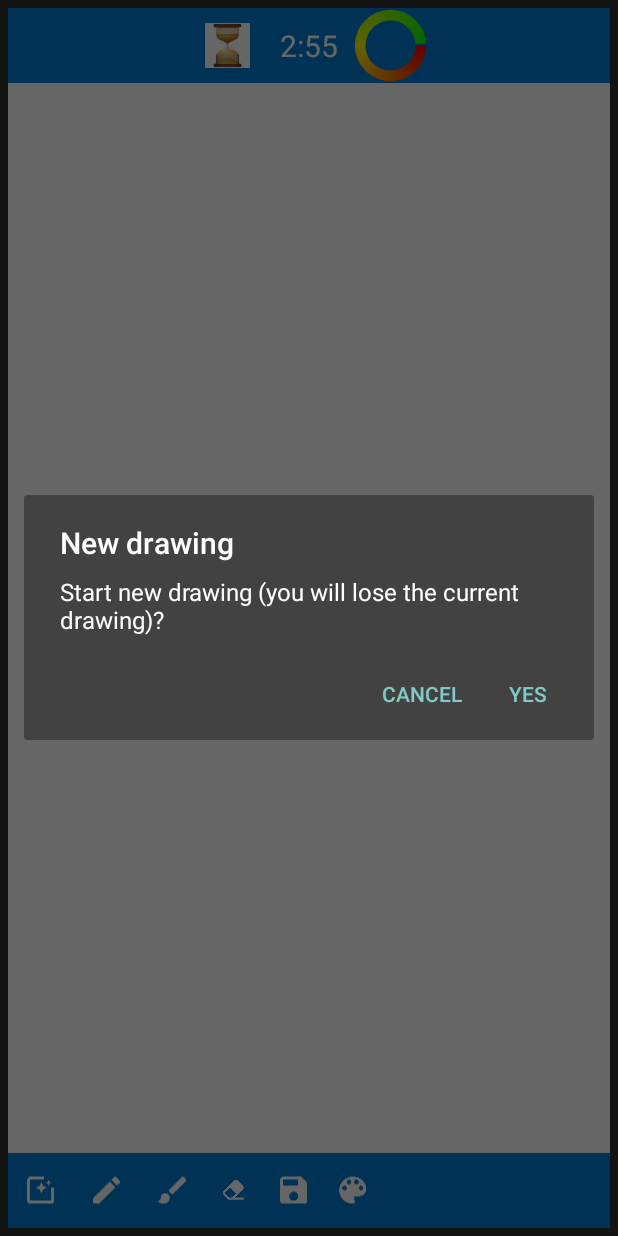
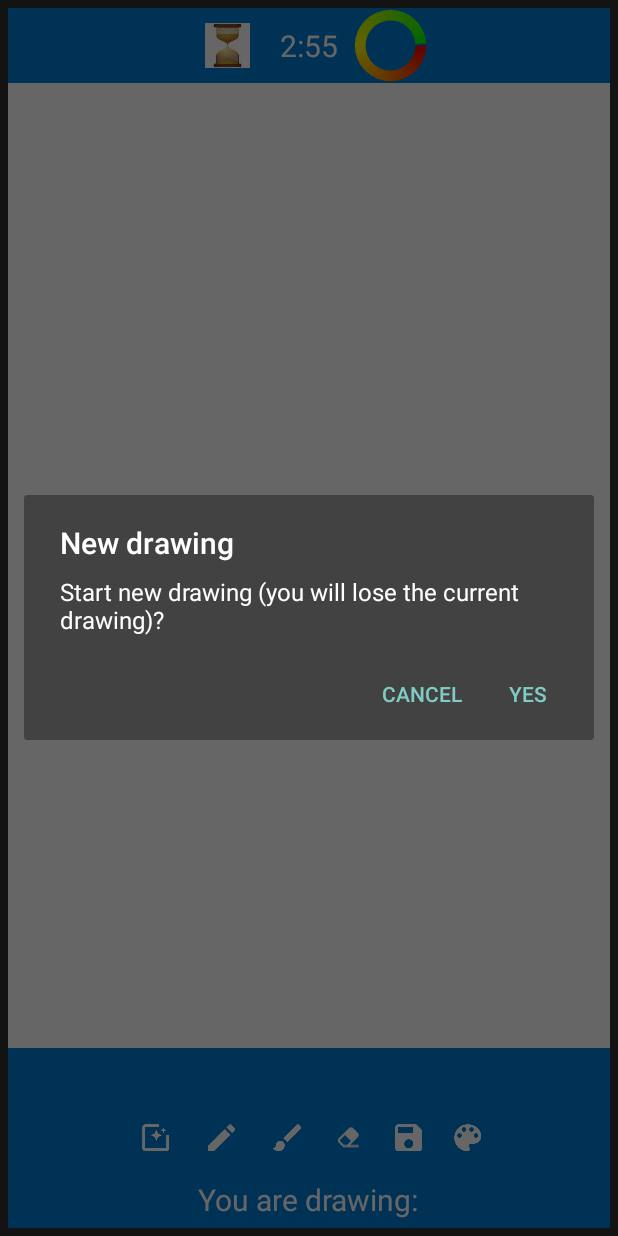
Before and after one commit to OmerKhureshi/CSC780, an Android app: the DrawingActivity screen opened directly, with no data from a screen before it, after a tap on "New", on a phone screen of 412 x 824 dp. Run offline under Robolectric (Android 15) with nearby library versions, the phone set to English and light mode, and no system bars; network calls fail; 4 statements that could not run were skipped.

Commit message:
Added back button handling in difficulty activity fixed a bug in timer, displayed a word on drawingActivity

```diff
--- a/DrawSome/app/src/main/java/com/drawsome/bluetooth/BluetoothConnectionActivity.java
+++ b/DrawSome/app/src/main/java/com/drawsome/bluetooth/BluetoothConnectionActivity.java
@@ -121,6 +121,7 @@ public class BluetoothConnectionActivity extends Activity
     public void initiate(View v) {
         if(BA == null) {
             Toast.makeText(getApplicationContext(),"Bluetooth not supported by device",Toast.LENGTH_LONG);
+            finish();
         }
         Intent getVisible = new Intent(BluetoothAdapter.ACTION_REQUEST_DISCOVERABLE);
         getVisible.putExtra(BluetoothAdapter.EXTRA_DISCOVERABLE_DURATION, DISCOVER_DURATION);
--- a/DrawSome/app/src/main/res/layout/activity_drawing.xml
+++ b/DrawSome/app/src/main/res/layout/activity_drawing.xml
@@ -49,12 +49,18 @@
         android:layout_weight="1"
         android:background="#FFFFFFFF" />
 
+    <RelativeLayout
+        android:layout_width="fill_parent"
+        android:layout_height="120dp"
+        android:background="#007DD6">
     <LinearLayout
         android:layout_width="fill_parent"
-        android:layout_height="50dp"
+        android:layout_height="120dp"
         android:layout_gravity="center"
         android:orientation="horizontal"
-        android:background="#007DD6">
+        android:id="@+id/linearLayout"
+        android:gravity="center"
+        >
 
         <!--<Spinner-->
             <!--android:id="@+id/brushes_spinner"-->
@@ -116,5 +122,15 @@
             android:layout_margin="5dp"/>
 
     </LinearLayout>
-
+        <TextView
+            android:layout_width="wrap_content"
+            android:layout_height="wrap_content"
+            android:text="You are drawing:"
+            android:id="@+id/drawing_text"
+            android:textSize="20sp"
+            android:textColor="#FFFFFF"
+            android:layout_centerHorizontal="true"
+            android:layout_alignParentBottom="true"
+            android:layout_marginBottom="5dp"/>
+    </RelativeLayout>
 </LinearLayout>
```
Also changed, not shown: DrawSome/app/src/main/java/com/drawsome/UiFlow/Difficulty/DifficultyActivity.java (+64 -1 lines), DrawSome/app/src/main/java/com/drawsome/UiFlow/Difficulty/DifficultySecondUserActivity.java (+45 -9 lines), DrawSome/app/src/main/java/com/drawsome/drawing/DrawView.java (+41 -17 lines), DrawSome/app/src/main/java/com/drawsome/drawing/DrawingActivity.java (+7 -2 lines), DrawSome/app/src/main/java/com/drawsome/drawing/ViewDrawingActivity.java (+8 -2 lines).
